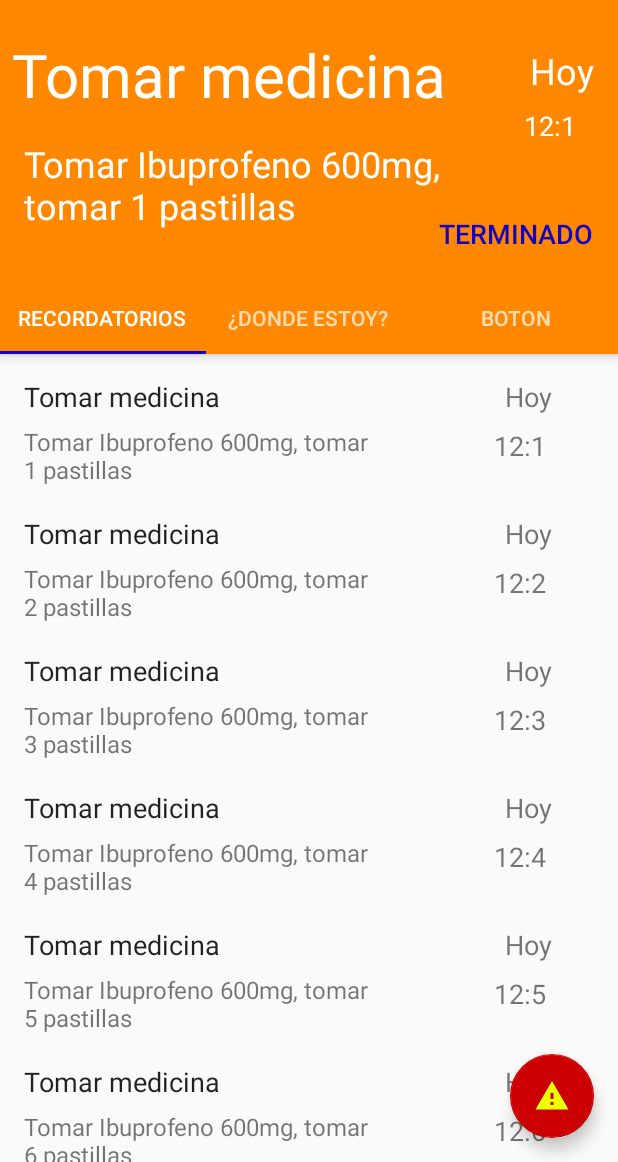
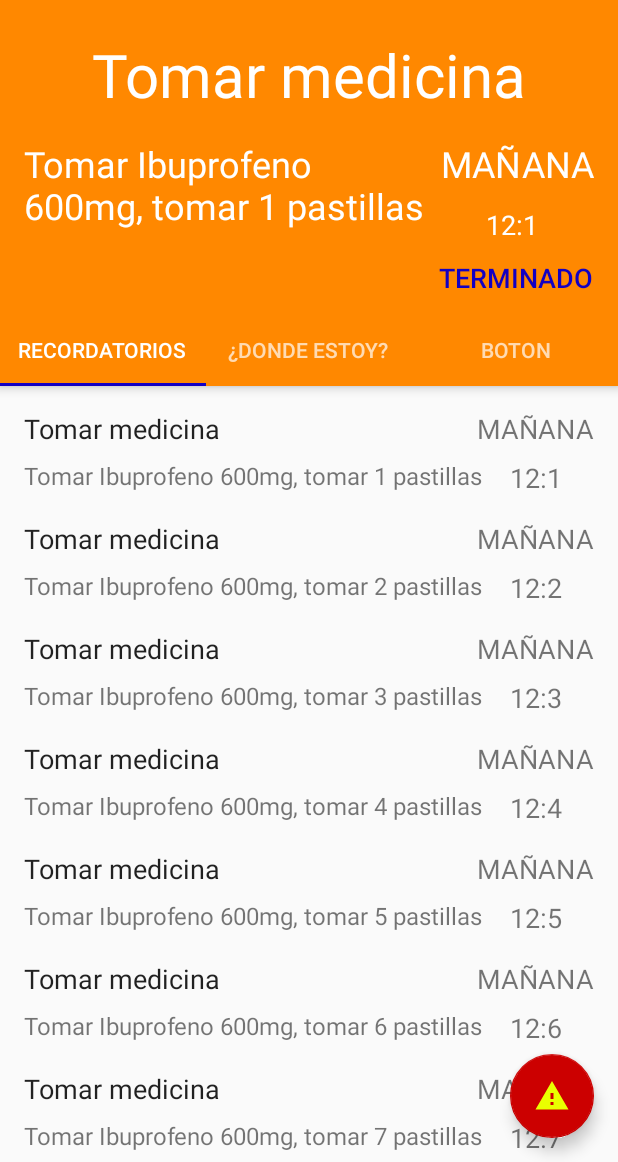
Before and after one commit to VK-Tiodor/ProjecteIntegrador_DAM_ATKJ-2, an Android app: the RecordatorioFragment screen opened directly, with no data from a screen before it, after a tap on "Tomar medicina", on a phone screen of 412 x 824 dp, the part 74-1236 px from its top. Run offline under Robolectric (Android 15) with nearby library versions, the phone set to English and light mode, and no system bars; 1 statement that could not run was skipped.

Commit message:
commit arreglos layout

```diff
--- a/DependeciApp/app/src/main/java/dam/android/dependeciapp/Controladores/RecordatorioAdapter.java
+++ b/DependeciApp/app/src/main/java/dam/android/dependeciapp/Controladores/RecordatorioAdapter.java
@@ -93,7 +93,7 @@ public class RecordatorioAdapter extends RecyclerView.Adapter<RecordatorioAdapte
             tvTitulo = (TextView) view.findViewById(R.id.tvTitulo);
             tvContenido = (TextView) view.findViewById(R.id.tvContenido);
             tvHora = (TextView) view.findViewById(R.id.tvHora);
-            tvCuando = (TextView) view.findViewById(R.id.tvCuando);
+            tvCuando = (TextView) view.findViewById(R.id.tvFecha);
         }
 
     }
--- a/DependeciApp/app/src/main/java/dam/android/dependeciapp/Controladores/RecordatorioContent.java
+++ b/DependeciApp/app/src/main/java/dam/android/dependeciapp/Controladores/RecordatorioContent.java
@@ -39,7 +39,7 @@ public class RecordatorioContent {
     }
 
     private static Recordatorio createDummyItem(int position) {
-        return new Recordatorio(position,"Tomar medicina","Tomar Ibuprofeno 600mg, tomar "+position+" pastillas","Hoy","12:"+position);
+        return new Recordatorio(position,"Tomar medicina","Tomar Ibuprofeno 600mg, tomar "+position+" pastillas","MAÑANA","12:"+position);
     }
     //TODO aprobechar este metodo con sus modifiaciones para hacer el contenido de los Recordatorios
     private static String makeDetails(int position) {
--- a/DependeciApp/app/src/main/java/dam/android/dependeciapp/Fragments/MapFragment.java
+++ b/DependeciApp/app/src/main/java/dam/android/dependeciapp/Fragments/MapFragment.java
@@ -55,7 +55,9 @@ public class MapFragment extends Fragment implements OnMapReadyCallback {
         View rootView = inflater.inflate(R.layout.fragment_map, container, false);
         SupportMapFragment mapFragment = (SupportMapFragment) getChildFragmentManager().findFragmentById(R.id.map);
         mapFragment.getMapAsync(this);
+        if(isFocusOnMapFragment()) {
             Toast.makeText(getContext(), R.string.maps_this_may_take_a_few_seconds, Toast.LENGTH_LONG).show();
+        }
         return rootView;
     }
 
@@ -91,6 +93,10 @@ public class MapFragment extends Fragment implements OnMapReadyCallback {
         } else {
             super.onRequestPermissionsResult(requestCode, permissions, grantResults);
         }
+    }
+
+    public boolean isFocusOnMapFragment(){
+        return (getActivity().getSupportFragmentManager().getPrimaryNavigationFragment() instanceof MapFragment);
     }
 
     private class MyLocationListener implements LocationListener {
@@ -142,16 +148,21 @@ public class MapFragment extends Fragment implements OnMapReadyCallback {
 
         @Override
         public void onProviderDisabled(String provider) {
+            if(isFocusOnMapFragment()) {
                 Toast.makeText(getContext(), R.string.gps_disabled, Toast.LENGTH_LONG).show();
+            }
         }
 
         @Override
         public void onProviderEnabled(String provider) {
+            if(isFocusOnMapFragment()) {
                 Toast.makeText(getContext(), R.string.gps_enabled, Toast.LENGTH_LONG).show();
+            }
         }
 
         @Override
         public void onStatusChanged(String provider, int status, Bundle extras) {
+            if(isFocusOnMapFragment()){
                 switch (status) {
                     case LocationProvider.OUT_OF_SERVICE:
                         Toast.makeText(getContext(), R.string.maps_provider_out_of_service, Toast.LENGTH_LONG).show();
@@ -163,3 +174,4 @@ public class MapFragment extends Fragment implements OnMapReadyCallback {
             }
         }
     }
+}
--- a/DependeciApp/app/src/main/java/dam/android/dependeciapp/Fragments/RecordatorioDetalleFragment.java
+++ b/DependeciApp/app/src/main/java/dam/android/dependeciapp/Fragments/RecordatorioDetalleFragment.java
@@ -70,7 +70,7 @@ public class RecordatorioDetalleFragment extends Fragment {
         View v = inflater.inflate(R.layout.fragment_recordatorio_detalle, container, false);
         titulo=v.findViewById(R.id.tvTitulo);
         contenido=v.findViewById(R.id.tvContenido);
-        cuando=v.findViewById(R.id.tvCuando);
+        cuando=v.findViewById(R.id.tvFecha);
         hora=v.findViewById(R.id.tvHora);
         btTerminado=(Button)v.findViewById(R.id.btTerminado);
         fragment=this;
--- a/DependeciApp/app/src/main/res/layout/fragment_recordatorio_detalle.xml
+++ b/DependeciApp/app/src/main/res/layout/fragment_recordatorio_detalle.xml
@@ -13,9 +13,10 @@
         android:layout_marginStart="8dp"
         android:layout_marginTop="8dp"
         android:text="Titulo"
+        android:textAlignment="center"
         android:textColor="@android:color/white"
         android:textSize="40sp"
-        app:layout_constraintEnd_toStartOf="@+id/tvCuando"
+        app:layout_constraintEnd_toEndOf="parent"
         app:layout_constraintStart_toStartOf="parent"
         app:layout_constraintTop_toTopOf="parent" />
 
@@ -29,13 +30,12 @@
         android:text="Contenido"
         android:textColor="@android:color/white"
         android:textSize="24sp"
-        app:layout_constraintEnd_toEndOf="@+id/tvTitulo"
-        app:layout_constraintHorizontal_bias="0.0"
+        app:layout_constraintEnd_toStartOf="@+id/tvFecha"
         app:layout_constraintStart_toStartOf="@+id/tvTitulo"
         app:layout_constraintTop_toBottomOf="@+id/tvTitulo" />
 
     <TextView
-        android:id="@+id/tvCuando"
+        android:id="@+id/tvFecha"
         android:layout_width="wrap_content"
         android:layout_height="wrap_content"
         android:layout_marginEnd="16dp"
@@ -44,33 +44,36 @@
         android:textColor="@android:color/white"
         android:textSize="24sp"
         app:layout_constraintEnd_toEndOf="parent"
-        app:layout_constraintTop_toTopOf="parent" />
+        app:layout_constraintTop_toBottomOf="@+id/tvTitulo" />
 
     <TextView
         android:id="@+id/tvHora"
         android:layout_width="wrap_content"
         android:layout_height="wrap_content"
-        android:layout_marginEnd="28dp"
-        android:layout_marginTop="8dp"
+        android:layout_marginEnd="8dp"
+        android:layout_marginTop="12dp"
         android:text="TextView"
         android:textColor="@android:color/white"
         android:textSize="18sp"
-        app:layout_constraintEnd_toEndOf="parent"
-        app:layout_constraintTop_toBottomOf="@+id/tvCuando" />
+        app:layout_constraintEnd_toEndOf="@+id/tvFecha"
+        app:layout_constraintStart_toStartOf="@+id/tvFecha"
+        app:layout_constraintTop_toBottomOf="@+id/tvFecha" />
 
     <Button
         android:id="@+id/btTerminado"
         style="@style/Widget.AppCompat.Button.Borderless.Colored"
         android:layout_width="wrap_content"
         android:layout_height="wrap_content"
-        android:layout_marginBottom="8dp"
-        android:layout_marginEnd="4dp"
-        android:layout_marginTop="36dp"
+        android:layout_marginEnd="8dp"
+        android:layout_marginStart="8dp"
+        android:layout_marginTop="8dp"
         android:text="@string/teriminado_button"
         android:textSize="18sp"
         app:layout_constraintBottom_toBottomOf="parent"
         app:layout_constraintEnd_toEndOf="parent"
-        app:layout_constraintTop_toBottomOf="@+id/tvHora"
-        app:layout_constraintVertical_bias="1.0" />
+        app:layout_constraintHorizontal_bias="0.8"
+        app:layout_constraintStart_toEndOf="@+id/tvContenido"
+        app:layout_constraintTop_toBottomOf="@+id/tvContenido"
+        app:layout_constraintVertical_bias="0.976" />
 
 </android.support.constraint.ConstraintLayout>
--- a/DependeciApp/app/src/main/res/layout/nav_header_main.xml
+++ b/DependeciApp/app/src/main/res/layout/nav_header_main.xml
@@ -15,8 +15,8 @@
 
     <de.hdodenhof.circleimageview.CircleImageView xmlns:app="http://schemas.android.com/apk/res-auto"
         android:id="@+id/ivFotoDePerfil"
-        android:layout_width="96dp"
-        android:layout_height="96dp"
+        android:layout_width="86dp"
+        android:layout_height="86dp"
         android:src="@mipmap/ic_launcher_round"
         app:civ_border_color="#000000"
         app:civ_border_width="2dp"
--- a/DependeciApp/app/src/main/res/layout/recordatorio_item.xml
+++ b/DependeciApp/app/src/main/res/layout/recordatorio_item.xml
@@ -8,25 +8,29 @@
 
     <TextView
         android:id="@+id/tvTitulo"
-        android:layout_width="wrap_content"
-        android:layout_height="23dp"
+        android:layout_width="0dp"
+        android:layout_height="wrap_content"
         android:layout_margin="@dimen/text_margin"
-        android:layout_marginStart="40dp"
-        android:layout_marginTop="40dp"
+        android:layout_marginEnd="8dp"
+        android:layout_marginStart="16dp"
+        android:layout_marginTop="16dp"
         android:text="Tomarse el Sintron"
         android:textAppearance="?attr/textAppearanceListItem"
         android:textSize="18sp"
+        app:layout_constraintEnd_toStartOf="@+id/tvFecha"
         app:layout_constraintStart_toStartOf="parent"
         app:layout_constraintTop_toTopOf="parent" />
 
     <TextView
         android:id="@+id/tvContenido"
-        android:layout_width="232dp"
-        android:layout_height="44dp"
+        android:layout_width="0dp"
+        android:layout_height="wrap_content"
+        android:layout_marginEnd="8dp"
         android:layout_marginStart="16dp"
         android:layout_marginTop="8dp"
         android:text="Tomar media pastilla de Sintron"
         android:textSize="16sp"
+        app:layout_constraintEnd_toStartOf="@+id/tvHora"
         app:layout_constraintStart_toStartOf="parent"
         app:layout_constraintTop_toBottomOf="@+id/tvTitulo" />
 
@@ -34,18 +38,20 @@
         android:id="@+id/tvHora"
         android:layout_width="wrap_content"
         android:layout_height="wrap_content"
-        android:layout_marginEnd="48dp"
+        android:layout_marginEnd="8dp"
+        android:layout_marginStart="8dp"
         android:layout_marginTop="8dp"
         android:text="12:30"
         android:textSize="18sp"
-        app:layout_constraintEnd_toEndOf="parent"
-        app:layout_constraintTop_toBottomOf="@+id/tvCuando" />
+        app:layout_constraintEnd_toEndOf="@+id/tvFecha"
+        app:layout_constraintStart_toStartOf="@+id/tvFecha"
+        app:layout_constraintTop_toBottomOf="@+id/tvFecha" />
 
     <TextView
-        android:id="@+id/tvCuando"
+        android:id="@+id/tvFecha"
         android:layout_width="wrap_content"
         android:layout_height="wrap_content"
-        android:layout_marginEnd="44dp"
+        android:layout_marginEnd="16dp"
         android:layout_marginTop="16dp"
         android:text="Mañana"
         android:textSize="18sp"
--- a/DependeciApp/app/src/main/res/values/colors.xml
+++ b/DependeciApp/app/src/main/res/values/colors.xml
@@ -1,6 +1,6 @@
 <?xml version="1.0" encoding="utf-8"?>
 <resources>
     <color name="colorPrimary">#0018b7</color>
-    <color name="colorPrimaryDark">#db3700</color>
+    <color name="colorPrimaryDark">#ff5100</color>
     <color name="colorAccent">#1300c2</color>
 </resources>
```
Lines whose indentation alone changed are shown as unchanged.
